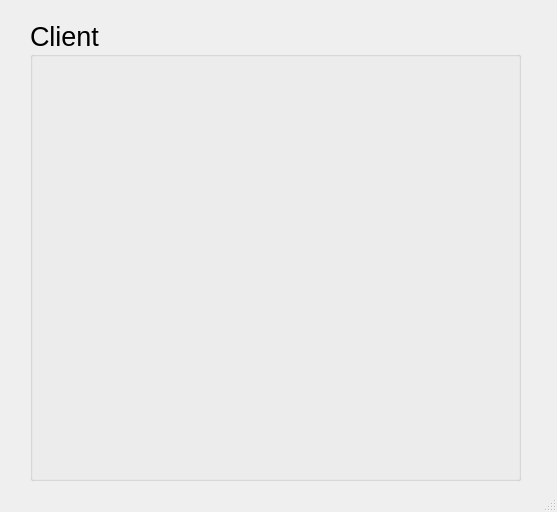
The window that Client/GUI/DeepCycle_Client.ui (Jubin-Kang/deep_learning_team_project_deepcycle) describes before a commit, drawn with Qt 5.
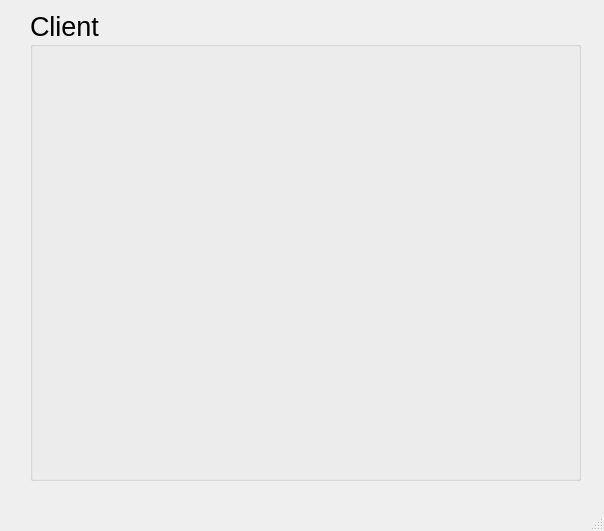
The same window after the commit.

Patch:
```diff
--- a/Client/GUI/DeepCycle_Client.ui
+++ b/Client/GUI/DeepCycle_Client.ui
@@ -6,8 +6,8 @@
    <rect>
     <x>0</x>
     <y>0</y>
-    <width>557</width>
-    <height>512</height>
+    <width>604</width>
+    <height>531</height>
    </rect>
   </property>
   <property name="windowTitle">
@@ -18,9 +18,9 @@
     <property name="geometry">
      <rect>
       <x>30</x>
-      <y>20</y>
-      <width>491</width>
-      <height>461</height>
+      <y>10</y>
+      <width>551</width>
+      <height>471</height>
      </rect>
     </property>
     <property name="font">
@@ -35,8 +35,8 @@
      <property name="geometry">
       <rect>
        <x>10</x>
-       <y>22</y>
-       <width>471</width>
+       <y>50</y>
+       <width>541</width>
        <height>411</height>
       </rect>
      </property>
```
Left out of the diff: 4 changed lines with no effect on the pictures.
